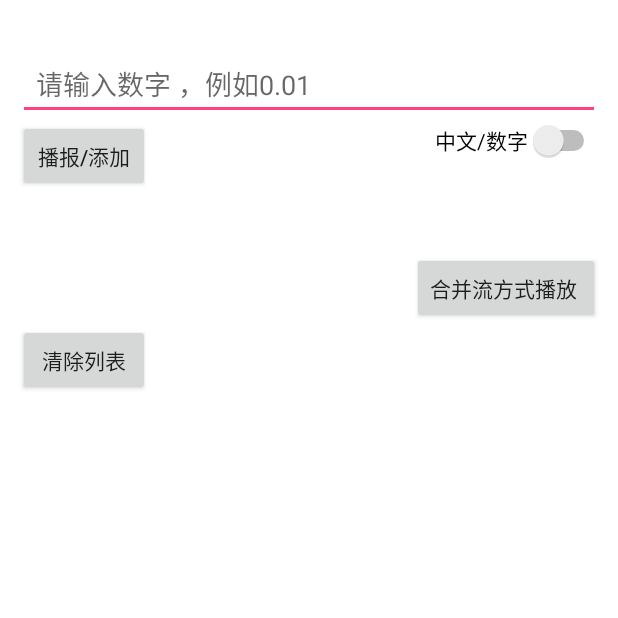
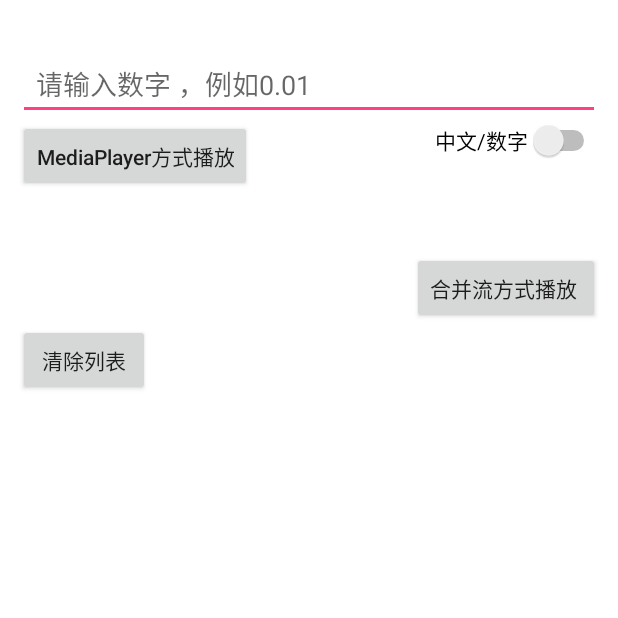
Before and after one commit to kluo88/MyDemo, an Android app: the VoicePlayActivity screen opened directly, with no data from a screen before it, on a phone screen of 412 x 824 dp, the top half of it. Run offline under Robolectric (Android 15) with nearby library versions, the phone set to English and light mode, and no system bars.

Commit message:
音频TTS

```diff
--- a/app/src/main/java/com/itkluo/demo/tts2/VoicePlayActivity.java
+++ b/app/src/main/java/com/itkluo/demo/tts2/VoicePlayActivity.java
@@ -34,6 +34,12 @@ import java.util.ArrayList;
 import java.util.List;
 
 /**
+ * 拼接文字tts功能，总结一下:
+ * 1.MediaPlayer播放下一段音频间会有延迟
+ * 2.后来改SoundPool办法，但没有一段音频播完接口，所以利用MediaPlayer获取播放时长，定时播放下一段音频。
+ * 3.前两天参考支付宝的做法，先把几段音频用流合成，再MediaPlayer播放。
+ * 最后，2，3方式能流畅播放，2缺点是加速播放不好控制
+ * 4.缓存两个MediaPlayer循环交替播放方式，应该可以没试
  * @author luobingyong
  * @date 2020/6/18
  */
@@ -72,6 +78,12 @@ public class VoicePlayActivity extends AppCompatActivity {
     }
 
     void initClick() {
+        if (type == 0) {
+            btPlay.setText("MediaPlayer方式播放");
+        } else {
+            btPlay.setText("SoundPool方式播放");
+        }
+
         btPlay.setOnClickListener(new View.OnClickListener() {
             @Override
             public void onClick(View v) {
--- a/app/src/main/res/layout/activity_voice_play.xml
+++ b/app/src/main/res/layout/activity_voice_play.xml
@@ -23,7 +23,7 @@
             android:id="@+id/bt_play"
             android:layout_width="wrap_content"
             android:layout_height="wrap_content"
-            android:text="播报/添加" />
+            android:text="播报" />
 
         <Switch
             android:id="@+id/switch_view"
--- a/app/src/main/res/values/styles.xml
+++ b/app/src/main/res/values/styles.xml
@@ -7,6 +7,7 @@
         <item name="colorPrimaryDark">@color/colorPrimaryDark</item>
         <item name="colorAccent">@color/colorAccent</item>
         <item name="android:windowBackground">@color/white</item>
+        <item name="android:textAllCaps">false</item>
     </style>
 
 
```
Also changed, not shown: app/src/main/java/com/itkluo/demo/utils/AppExecutors.java (+34 -0 lines).
